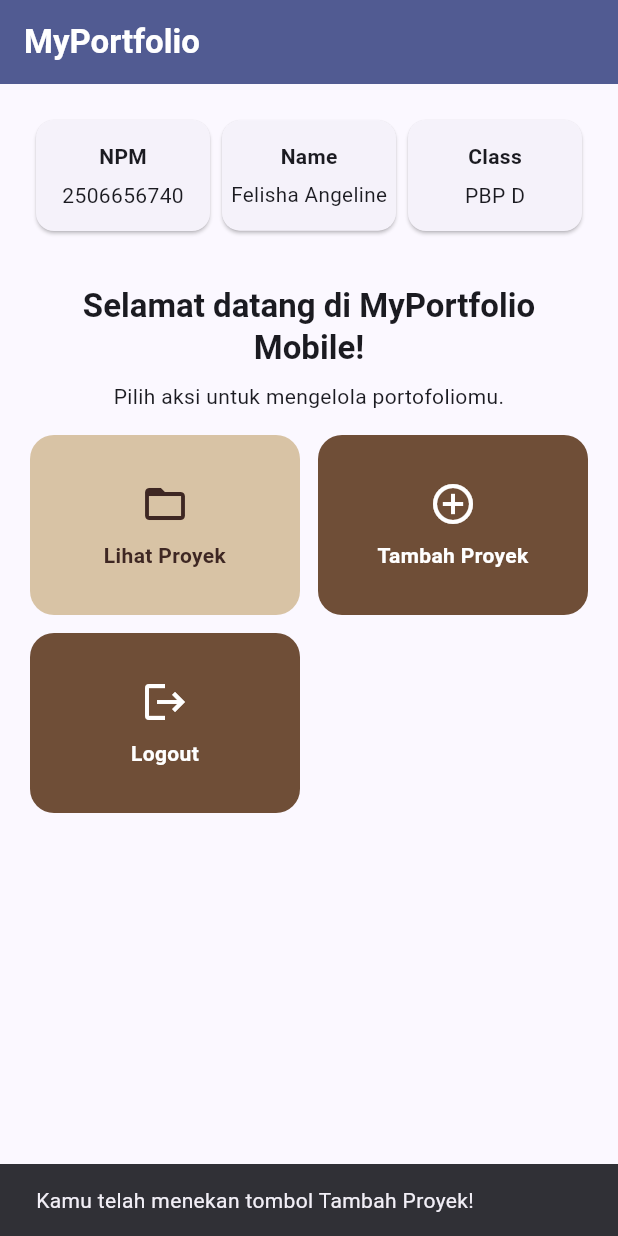
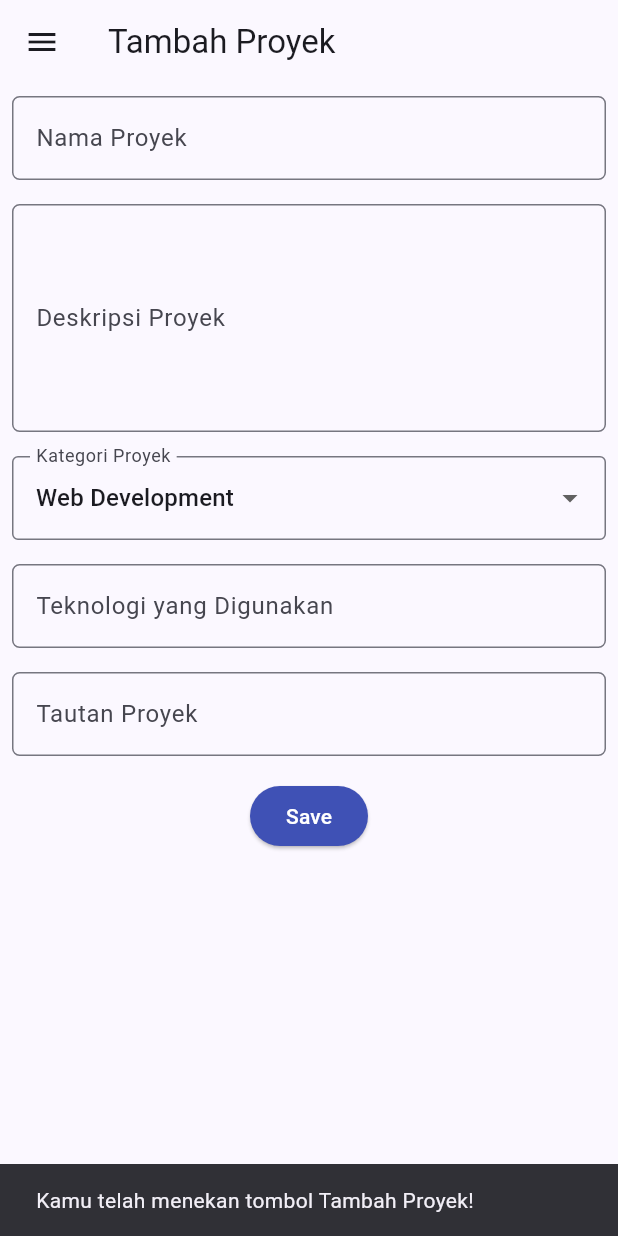
Before and after one commit to felishangeline/myportofolio_mobile, a Flutter app: the screen it shows after launch, after a tap on "Tambah Proyek", on a phone screen of 412 x 824 dp. Run offline on Flutter 3.47's test engine with Material 3 defaults, Android fonts, the phone set to English and light mode, and no system bars.

Commit message:
Tutorial 09: Flutter Navigation, Layouts, Forms, and Input Elements

```diff
--- a/lib/main.dart
+++ b/lib/main.dart
@@ -1,5 +1,5 @@
 import 'package:flutter/material.dart';
-import 'package:myportofolio_mobile/menu.dart';
+import 'package:myportofolio_mobile/screens/menu.dart';
 
 void main() {
   runApp(const MyApp());
--- a/lib/menu.dart
+++ b/lib/screens/menu.dart
@@ -1,4 +1,6 @@
 import 'package:flutter/material.dart';
+import 'package:myportofolio_mobile/widgets/left_drawer.dart';
+import 'package:myportofolio_mobile/widgets/project_card.dart';
 
 class MyHomePage extends StatelessWidget {
   const MyHomePage({super.key});
@@ -23,6 +25,7 @@ class MyHomePage extends StatelessWidget {
         ),
         backgroundColor: Theme.of(context).colorScheme.primary,
       ),
+      drawer: const LeftDrawer(),
       body: ListView(
         padding: const EdgeInsets.all(20),
         children: [
@@ -94,60 +97,3 @@ class InfoCard extends StatelessWidget {
     );
   }
 }
-
-class ItemHomepage {
-  final String name;
-  final IconData icon;
-  final Color color;
-
-  const ItemHomepage(this.name, this.icon, this.color);
-}
-
-class ItemCard extends StatelessWidget {
-  final ItemHomepage item;
-
-  const ItemCard(this.item, {super.key});
-
-  @override
-  Widget build(BuildContext context) {
-    final foregroundColor =
-        ThemeData.estimateBrightnessForColor(item.color) == Brightness.dark
-        ? Colors.white
-        : Colors.brown.shade900;
-
-    return Material(
-      color: item.color,
-      borderRadius: BorderRadius.circular(16),
-      child: InkWell(
-        borderRadius: BorderRadius.circular(16),
-        onTap: () {
-          ScaffoldMessenger.of(context)
-            ..hideCurrentSnackBar()
-            ..showSnackBar(
-              SnackBar(
-                content: Text('Kamu telah menekan tombol ${item.name}!'),
-              ),
-            );
-        },
-        child: Padding(
-          padding: const EdgeInsets.all(12),
-          child: Column(
-            mainAxisAlignment: MainAxisAlignment.center,
-            children: [
-              Icon(item.icon, color: foregroundColor, size: 32),
-              const SizedBox(height: 8),
-              Text(
-                item.name,
-                textAlign: TextAlign.center,
-                style: TextStyle(
-                  color: foregroundColor,
-                  fontWeight: FontWeight.w600,
-                ),
-              ),
-            ],
-          ),
-        ),
-      ),
-    );
-  }
-}
--- /dev/null
+++ b/lib/screens/project_form.dart
@@ -0,0 +1,181 @@
+import 'package:flutter/material.dart';
+import 'package:myportofolio_mobile/widgets/left_drawer.dart';
+
+class ProjectFormPage extends StatefulWidget {
+  const ProjectFormPage({super.key});
+
+  @override
+  State<ProjectFormPage> createState() => _ProjectFormPageState();
+}
+
+class _ProjectFormPageState extends State<ProjectFormPage> {
+  final _formKey = GlobalKey<FormState>();
+  String _projectName = '';
+  String _description = '';
+  String _category = 'Web Development';
+  String _technologies = '';
+  String _projectLink = '';
+
+  final List<String> _categories = const [
+    'Web Development',
+    'Mobile Development',
+    'Machine Learning',
+    'Data Science',
+    'Other',
+  ];
+
+  void _resetForm() {
+    _formKey.currentState?.reset();
+    setState(() {
+      _projectName = '';
+      _description = '';
+      _category = _categories.first;
+      _technologies = '';
+      _projectLink = '';
+    });
+  }
+
+  void _showProjectSummary() {
+    if (!_formKey.currentState!.validate()) return;
+
+    showDialog<void>(
+      context: context,
+      builder: (dialogContext) => AlertDialog(
+        title: const Text('Proyek berhasil ditambahkan!'),
+        content: SingleChildScrollView(
+          child: Column(
+            crossAxisAlignment: CrossAxisAlignment.start,
+            mainAxisSize: MainAxisSize.min,
+            children: [
+              Text('Nama Proyek: $_projectName'),
+              const SizedBox(height: 8),
+              Text('Deskripsi: $_description'),
+              const SizedBox(height: 8),
+              Text('Kategori: $_category'),
+              const SizedBox(height: 8),
+              Text(
+                'Teknologi: ${_technologies.trim().isEmpty ? '-' : _technologies}',
+              ),
+              const SizedBox(height: 8),
+              Text(
+                'Tautan: ${_projectLink.trim().isEmpty ? '-' : _projectLink}',
+              ),
+            ],
+          ),
+        ),
+        actions: [
+          TextButton(
+            onPressed: () {
+              Navigator.pop(dialogContext);
+              _resetForm();
+            },
+            child: const Text('OK'),
+          ),
+        ],
+      ),
+    );
+  }
+
+  @override
+  Widget build(BuildContext context) {
+    return Scaffold(
+      appBar: AppBar(title: const Text('Tambah Proyek')),
+      drawer: const LeftDrawer(),
+      body: Form(
+        key: _formKey,
+        child: SingleChildScrollView(
+          child: Column(
+            crossAxisAlignment: CrossAxisAlignment.start,
+            children: [
+              Padding(
+                padding: const EdgeInsets.all(8),
+                child: TextFormField(
+                  decoration: _inputDecoration('Nama Proyek'),
+                  onChanged: (value) => _projectName = value,
+                  validator: (value) => value == null || value.trim().isEmpty
+                      ? 'Nama proyek tidak boleh kosong!'
+                      : null,
+                ),
+              ),
+              Padding(
+                padding: const EdgeInsets.all(8),
+                child: TextFormField(
+                  maxLines: 5,
+                  decoration: _inputDecoration('Deskripsi Proyek'),
+                  onChanged: (value) => _description = value,
+                  validator: (value) => value == null || value.trim().isEmpty
+                      ? 'Deskripsi proyek tidak boleh kosong!'
+                      : null,
+                ),
+              ),
+              Padding(
+                padding: const EdgeInsets.all(8),
+                child: DropdownButtonFormField<String>(
+                  decoration: const InputDecoration(
+                    labelText: 'Kategori Proyek',
+                    border: OutlineInputBorder(),
+                  ),
+                  initialValue: _category,
+                  items: _categories
+                      .map(
+                        (category) => DropdownMenuItem<String>(
+                          value: category,
+                          child: Text(category),
+                        ),
+                      )
+                      .toList(),
+                  onChanged: (value) {
+                    if (value != null) setState(() => _category = value);
+                  },
+                ),
+              ),
+              Padding(
+                padding: const EdgeInsets.all(8),
+                child: TextFormField(
+                  decoration: _inputDecoration(
+                    'Teknologi yang Digunakan',
+                    hint: 'Contoh: Flutter, Django, Figma',
+                  ),
+                  onChanged: (value) => _technologies = value,
+                ),
+              ),
+              Padding(
+                padding: const EdgeInsets.all(8),
+                child: TextFormField(
+                  keyboardType: TextInputType.url,
+                  decoration: _inputDecoration(
+                    'Tautan Proyek',
+                    hint: 'URL Proyek (opsional)',
+                  ),
+                  onChanged: (value) => _projectLink = value,
+                ),
+              ),
+              Align(
+                alignment: Alignment.bottomCenter,
+                child: Padding(
+                  padding: const EdgeInsets.all(8),
+                  child: ElevatedButton(
+                    style: ElevatedButton.styleFrom(
+                      backgroundColor: Colors.indigo,
+                      foregroundColor: Colors.white,
+                    ),
+                    onPressed: _showProjectSummary,
+                    child: const Text('Save'),
+                  ),
+                ),
+              ),
+            ],
+          ),
+        ),
+      ),
+    );
+  }
+
+  InputDecoration _inputDecoration(String label, {String? hint}) {
+    return InputDecoration(
+      hintText: hint ?? label,
+      labelText: label,
+      border: OutlineInputBorder(borderRadius: BorderRadius.circular(5)),
+    );
+  }
+}
--- /dev/null
+++ b/lib/widgets/left_drawer.dart
@@ -0,0 +1,55 @@
+import 'package:flutter/material.dart';
+import 'package:myportofolio_mobile/screens/project_form.dart';
+
+class LeftDrawer extends StatelessWidget {
+  const LeftDrawer({super.key});
+
+  @override
+  Widget build(BuildContext context) {
+    return Drawer(
+      child: ListView(
+        children: [
+          const DrawerHeader(
+            decoration: BoxDecoration(color: Colors.indigo),
+            child: Column(
+              crossAxisAlignment: CrossAxisAlignment.start,
+              mainAxisAlignment: MainAxisAlignment.end,
+              children: [
+                Text(
+                  'MyPortfolio',
+                  style: TextStyle(
+                    color: Colors.white,
+                    fontSize: 24,
+                    fontWeight: FontWeight.bold,
+                  ),
+                ),
+                Text(
+                  'Menu navigasi aplikasi',
+                  style: TextStyle(color: Colors.white70),
+                ),
+              ],
+            ),
+          ),
+          ListTile(
+            leading: const Icon(Icons.home_outlined),
+            title: const Text('Home'),
+            onTap: () => Navigator.popUntil(context, (route) => route.isFirst),
+          ),
+          ListTile(
+            leading: const Icon(Icons.add_circle_outline),
+            title: const Text('Tambah Proyek'),
+            onTap: () {
+              Navigator.pop(context);
+              Navigator.push(
+                context,
+                MaterialPageRoute<void>(
+                  builder: (context) => const ProjectFormPage(),
+                ),
+              );
+            },
+          ),
+        ],
+      ),
+    );
+  }
+}
--- /dev/null
+++ b/lib/widgets/project_card.dart
@@ -0,0 +1,68 @@
+import 'package:flutter/material.dart';
+import 'package:myportofolio_mobile/screens/project_form.dart';
+
+class ItemHomepage {
+  final String name;
+  final IconData icon;
+  final Color color;
+
+  const ItemHomepage(this.name, this.icon, this.color);
+}
+
+class ItemCard extends StatelessWidget {
+  final ItemHomepage item;
+
+  const ItemCard(this.item, {super.key});
+
+  @override
+  Widget build(BuildContext context) {
+    final foregroundColor =
+        ThemeData.estimateBrightnessForColor(item.color) == Brightness.dark
+        ? Colors.white
+        : Colors.brown.shade900;
+
+    return Material(
+      color: item.color,
+      borderRadius: BorderRadius.circular(16),
+      child: InkWell(
+        borderRadius: BorderRadius.circular(16),
+        onTap: () {
+          ScaffoldMessenger.of(context)
+            ..hideCurrentSnackBar()
+            ..showSnackBar(
+              SnackBar(
+                content: Text('Kamu telah menekan tombol ${item.name}!'),
+              ),
+            );
+
+          if (item.name == 'Tambah Proyek') {
+            Navigator.push(
+              context,
+              MaterialPageRoute<void>(
+                builder: (context) => const ProjectFormPage(),
+              ),
+            );
+          }
+        },
+        child: Padding(
+          padding: const EdgeInsets.all(12),
+          child: Column(
+            mainAxisAlignment: MainAxisAlignment.center,
+            children: [
+              Icon(item.icon, color: foregroundColor, size: 32),
+              const SizedBox(height: 8),
+              Text(
+                item.name,
+                textAlign: TextAlign.center,
+                style: TextStyle(
+                  color: foregroundColor,
+                  fontWeight: FontWeight.w600,
+                ),
+              ),
+            ],
+          ),
+        ),
+      ),
+    );
+  }
+}
```
